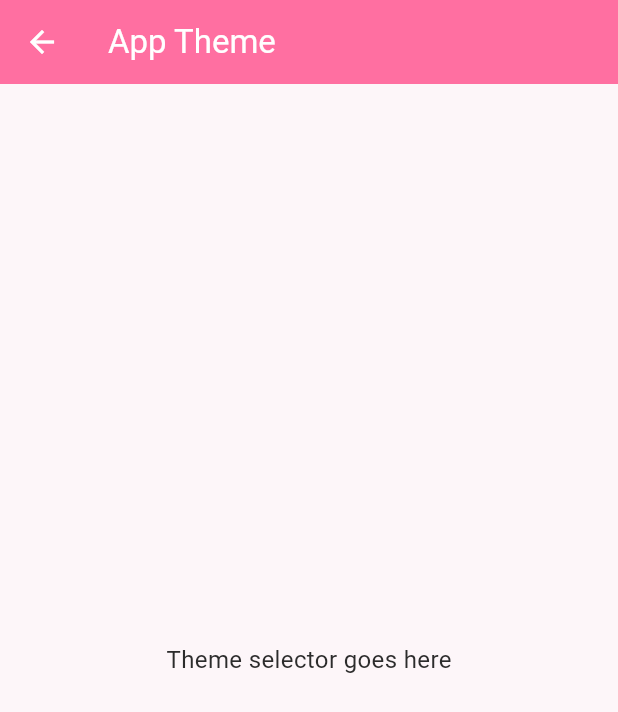
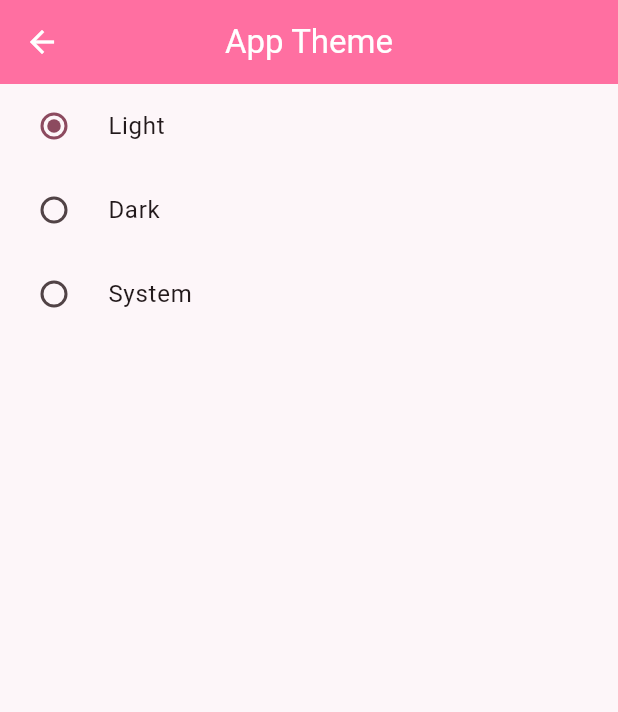
Before and after one commit to sadman2762/CampusConnect, a Flutter app: the ThemeSettingsScreen screen opened by its route, on a phone screen of 412 x 824 dp. Shown: the top 712 px of the screen. Run offline on Flutter 3.47's test engine with Material 3 defaults, Android fonts, the phone set to English and light mode, and no system bars; our stand-ins replace cloud_firestore, cloud_functions, file_picker, firebase_auth, firebase_core, firebase_storage and 3 more; accounts and stored records are empty; Roboto replaces fonts that are missing (Poppins); statements that could not run were skipped.

Commit message:
Enable dynamic theming by wrapping MaterialApp in a ValueListenableBuilder and wiring up light/dark ThemeMode toggle.

```diff
--- a/lib/main.dart
+++ b/lib/main.dart
@@ -14,7 +14,7 @@ import 'screens/home/home_screen.dart';
 
 // Courses
 import 'screens/courses/courses_screen.dart';
-import 'screens/courses/course_detail_screen.dart'; // 👈 Course detail
+import 'screens/courses/course_detail_screen.dart';
 
 // Student Feed
 import 'screens/student_feed/student_feed_screen.dart';
@@ -56,10 +56,17 @@ class CampusConnectApp extends StatelessWidget {
 
   @override
   Widget build(BuildContext context) {
+    return ValueListenableBuilder<ThemeMode>(
+      valueListenable: AppTheme.themeNotifier,
+      builder: (context, currentMode, _) {
         return MaterialApp(
           title: 'CampusConnect',
           debugShowCheckedModeBanner: false,
+
+          // **Dynamic theming**
           theme: AppTheme.lightTheme,
+          darkTheme: AppTheme.darkTheme,
+          themeMode: currentMode,
 
           // Show login or home screen based on auth state
           home: StreamBuilder<User?>(
@@ -70,11 +77,13 @@ class CampusConnectApp extends StatelessWidget {
                   body: Center(child: CircularProgressIndicator()),
                 );
               }
-          return snapshot.hasData ? const HomeScreen() : const LoginScreen();
+              return snapshot.hasData
+                  ? const HomeScreen()
+                  : const LoginScreen();
             },
           ),
 
-      // Static named routes (no CourseDetail here)
+          // Static named routes
           routes: {
             // Auth
             LoginScreen.routeName: (_) => const LoginScreen(),
@@ -99,7 +108,8 @@ class CampusConnectApp extends StatelessWidget {
             ChangePasswordScreen.routeName: (_) => const ChangePasswordScreen(),
             NotificationsSettingsScreen.routeName: (_) =>
                 const NotificationsSettingsScreen(),
-        PrivacySettingsScreen.routeName: (_) => const PrivacySettingsScreen(),
+            PrivacySettingsScreen.routeName: (_) =>
+                const PrivacySettingsScreen(),
             ThemeSettingsScreen.routeName: (_) => const ThemeSettingsScreen(),
 
             // Help
@@ -109,27 +119,30 @@ class CampusConnectApp extends StatelessWidget {
           // Dynamic / argument‐based routes
           onGenerateRoute: (settings) {
             switch (settings.name) {
-          // 1) Course detail
+              // Course detail
               case CourseDetailScreen.routeName:
                 final args = settings.arguments as Map<String, dynamic>? ?? {};
                 return MaterialPageRoute(
                   builder: (_) => CourseDetailScreen(
-                courseTitle: args['courseTitle'] as String? ?? 'Unknown Course',
+                    courseTitle:
+                        args['courseTitle'] as String? ?? 'Unknown Course',
                   ),
                 );
 
-          // 2) Group discussions with dynamic groupName
+              // Group discussions
               case GroupDiscussionsScreen.routeName:
-            final gdArgs = settings.arguments as Map<String, dynamic>? ?? {};
+                final gdArgs =
+                    settings.arguments as Map<String, dynamic>? ?? {};
                 return MaterialPageRoute(
                   builder: (_) => GroupDiscussionsScreen(
                     groupName: gdArgs['groupName'] as String? ?? 'CS23 Webtech',
                   ),
                 );
 
-          // 3) Guidance chat with peerId & peerName
+              // Guidance chat
               case '/guidance_chat':
-            final chatArgs = settings.arguments as Map<String, dynamic>? ?? {};
+                final chatArgs =
+                    settings.arguments as Map<String, dynamic>? ?? {};
                 return MaterialPageRoute(
                   builder: (_) => GuidanceChatScreen(
                     peerId: chatArgs['peerId'],
@@ -138,8 +151,7 @@ class CampusConnectApp extends StatelessWidget {
                 );
 
               default:
-            // Fall back to `routes` table if no match
-            return null;
+                return null; // fall back to routes table
             }
           },
 
@@ -158,5 +170,7 @@ class CampusConnectApp extends StatelessWidget {
             return child ?? const SizedBox.shrink();
           },
         );
+      },
+    );
   }
 }
--- a/lib/screens/settings/theme_settings_screen.dart
+++ b/lib/screens/settings/theme_settings_screen.dart
@@ -1,14 +1,49 @@
+// lib/screens/settings/theme_settings_screen.dart
+
 import 'package:flutter/material.dart';
+import '../../theme/theme.dart';
 
 class ThemeSettingsScreen extends StatelessWidget {
   static const routeName = '/settings/theme';
-  const ThemeSettingsScreen({Key? key}) : super(key: key);
+  const ThemeSettingsScreen({super.key});
 
   @override
   Widget build(BuildContext context) {
     return Scaffold(
       appBar: AppBar(title: const Text('App Theme')),
-      body: const Center(child: Text('Theme selector goes here')),
+      body: ValueListenableBuilder<ThemeMode>(
+        valueListenable: AppTheme.themeNotifier,
+        builder: (context, selectedMode, _) {
+          return Column(
+            children: [
+              RadioListTile<ThemeMode>(
+                title: const Text('Light'),
+                value: ThemeMode.light,
+                groupValue: selectedMode,
+                onChanged: (mode) {
+                  if (mode != null) AppTheme.themeNotifier.value = mode;
+                },
+              ),
+              RadioListTile<ThemeMode>(
+                title: const Text('Dark'),
+                value: ThemeMode.dark,
+                groupValue: selectedMode,
+                onChanged: (mode) {
+                  if (mode != null) AppTheme.themeNotifier.value = mode;
+                },
+              ),
+              RadioListTile<ThemeMode>(
+                title: const Text('System'),
+                value: ThemeMode.system,
+                groupValue: selectedMode,
+                onChanged: (mode) {
+                  if (mode != null) AppTheme.themeNotifier.value = mode;
+                },
+              ),
+            ],
+          );
+        },
+      ),
     );
   }
 }
--- a/lib/theme/theme.dart
+++ b/lib/theme/theme.dart
@@ -1,5 +1,6 @@
 import 'package:flutter/material.dart';
 
+/// Your brand colors
 class AppColors {
   static const Color primary = Color(0xFFFF6FA1); // Main pinkish color
   static const Color secondary = Color(0xFFFF9AD1); // Light pink
@@ -9,8 +10,14 @@ class AppColors {
   static const Color accent = Color(0xFFF48FB1);
 }
 
+/// Holds both light & dark theme data, plus a notifier
 class AppTheme {
-  static ThemeData lightTheme = ThemeData(
+  /// Drives MaterialApp.themeMode
+  static final ValueNotifier<ThemeMode> themeNotifier =
+      ValueNotifier(ThemeMode.light);
+
+  /// Light mode
+  static final ThemeData lightTheme = ThemeData(
     useMaterial3: true,
     brightness: Brightness.light,
     primaryColor: AppColors.primary,
@@ -19,11 +26,13 @@ class AppTheme {
     colorScheme: ColorScheme.fromSeed(
       seedColor: AppColors.primary,
       brightness: Brightness.light,
+      secondary: AppColors.accent,
     ),
     appBarTheme: const AppBarTheme(
       backgroundColor: AppColors.primary,
       foregroundColor: Colors.white,
       elevation: 0,
+      centerTitle: true,
     ),
     floatingActionButtonTheme: const FloatingActionButtonThemeData(
       backgroundColor: AppColors.primary,
@@ -55,4 +64,53 @@ class AppTheme {
       ),
     ),
   );
+
+  /// Dark mode
+  static final ThemeData darkTheme = ThemeData(
+    useMaterial3: true,
+    brightness: Brightness.dark,
+    primaryColor: AppColors.accent,
+    scaffoldBackgroundColor: Colors.black,
+    fontFamily: 'Poppins',
+    colorScheme: ColorScheme.fromSeed(
+      seedColor: AppColors.accent,
+      brightness: Brightness.dark,
+      secondary: AppColors.secondary,
+    ),
+    appBarTheme: const AppBarTheme(
+      backgroundColor: Colors.black,
+      foregroundColor: Colors.white,
+      elevation: 0,
+      centerTitle: true,
+    ),
+    floatingActionButtonTheme: const FloatingActionButtonThemeData(
+      backgroundColor: AppColors.accent,
+      foregroundColor: Colors.white,
+    ),
+    elevatedButtonTheme: ElevatedButtonThemeData(
+      style: ElevatedButton.styleFrom(
+        backgroundColor: AppColors.accent,
+        foregroundColor: Colors.white,
+        shape: RoundedRectangleBorder(
+          borderRadius: BorderRadius.circular(16),
+        ),
+        textStyle: const TextStyle(fontWeight: FontWeight.bold),
+      ),
+    ),
+    textTheme: const TextTheme(
+      headlineSmall: TextStyle(
+        fontSize: 22,
+        fontWeight: FontWeight.bold,
+        color: Colors.white,
+      ),
+      bodyMedium: TextStyle(
+        fontSize: 16,
+        color: Colors.white70,
+      ),
+      bodySmall: TextStyle(
+        fontSize: 14,
+        color: Colors.white54,
+      ),
+    ),
+  );
 }
```
Lines whose indentation alone changed are shown as unchanged.
